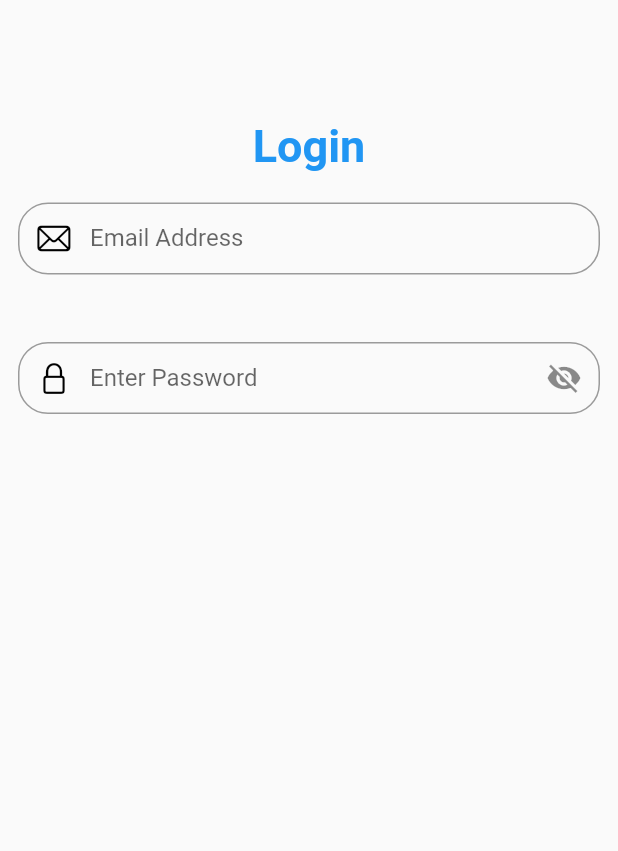
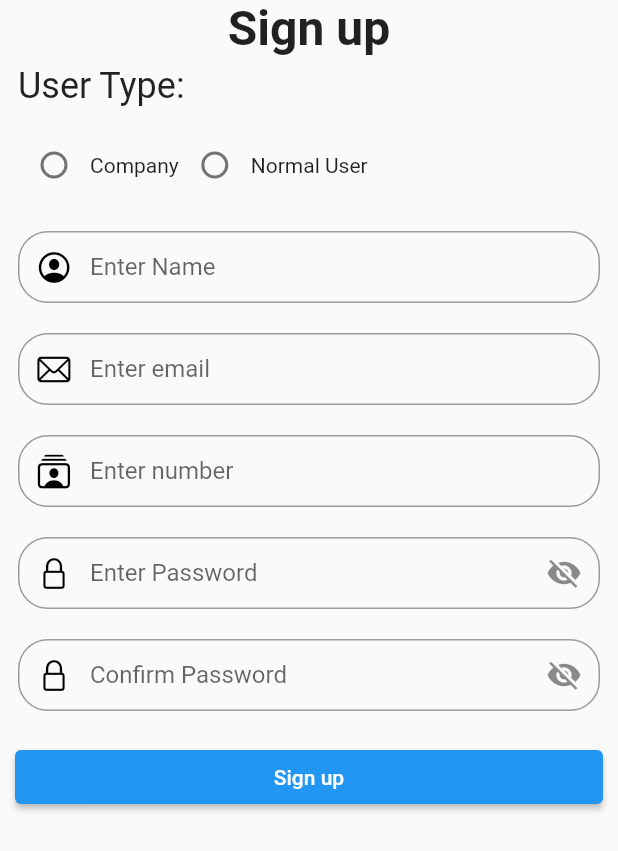
Before and after one commit to mahimafire1234/Kabadiwala, a Flutter app: the screen it shows after launch, on a phone screen of 412 x 824 dp. Shown: the top 851 px of the screen. Run offline on Flutter 3.47's test engine with Material 2 defaults, Android fonts, the phone set to English and light mode, and no system bars.

Commit message:
sign up functionality completed

```diff
--- a/lib/main.dart
+++ b/lib/main.dart
@@ -1,8 +1,14 @@
 import 'package:flutter/cupertino.dart';
 import "package:flutter/material.dart";
+import 'package:login_sprint1/pages/signup.dart';
 
 void main() {
-  runApp(const MyApp());
+  runApp(MaterialApp(
+      initialRoute: '/signup',
+      routes: {
+        '/signup': (context) => SignUp(),
+      }
+  ));
 }
 
 class MyApp extends StatelessWidget {
--- /dev/null
+++ b/lib/pages/signup.dart
@@ -0,0 +1,210 @@
+import 'package:flutter/cupertino.dart';
+import 'package:flutter/material.dart';
+import 'package:http/http.dart' as http;
+
+class SignUp extends StatefulWidget {
+  const SignUp({Key? key}) : super(key: key);
+
+  @override
+  _SignUpState createState() => _SignUpState();
+}
+
+class _SignUpState extends State<SignUp> {
+  String name = "";
+  String email = "";
+  String number = "";
+  String type = "";
+  String password = "";
+
+  postData() async{
+    print("clicked");
+    try{
+      var body = {
+        "name": name,
+        "email": email,
+        "number": number,
+        "type": type,
+        "password": password
+      };
+      var response = await http.post(
+          Uri.parse("http://10.0.2.2:5000/user/register"),
+          body: body
+      );
+      print(response.body);
+    }catch (e) {
+      print(e);
+    }
+
+  }
+
+  @override
+  Widget build(BuildContext context) {
+    return Scaffold(
+        body: SafeArea(
+            child: SingleChildScrollView(
+              child: Column(
+                crossAxisAlignment: CrossAxisAlignment.stretch,
+                  children: <Widget>[
+                    Text('Sign up',
+                        textAlign: TextAlign.center,
+                        style: TextStyle(
+                            fontWeight: FontWeight.bold,
+                          fontSize: 32
+                        )
+                    ),
+                    Padding(
+                      padding: const EdgeInsets.symmetric(horizontal: 12, vertical: 5),
+                      child: Text('User Type:',
+                          textAlign: TextAlign.start,
+                          style: TextStyle(
+                              fontSize: 24
+                          )
+                      ),
+                    ),
+                    Padding(
+                      padding: EdgeInsets.symmetric(horizontal: 12, vertical: 10),
+                      child: Row(children: [
+
+                        Radio(
+                            value: "company",
+                            groupValue: type,
+                            onChanged: (value) {
+                              setState(() {
+                                  type = value.toString();
+                        });
+                            }),
+                        Text("Company"),
+                        Radio(
+                            value: "normal",
+                            groupValue: type,
+                            onChanged: (value) {
+                              setState(() {
+                                type = value.toString();
+                              });
+                            }),
+                        Text("Normal User"),
+                      ])
+                    ),
+                    Padding(
+                      padding: EdgeInsets.symmetric(horizontal: 12, vertical: 10),
+                      child: Center(
+                        child: TextField(
+                          onChanged: (val) {
+                            setState(() => name = val);
+                          },
+                          decoration: InputDecoration(
+                              border: OutlineInputBorder(
+                                  borderRadius: BorderRadius.all(Radius.circular(20)),
+                                  borderSide:
+                                  BorderSide(color: Colors.black, width: 2.0)),
+                              prefixIcon: Icon(
+                                CupertinoIcons.profile_circled,
+                                color: Color(0xFF000000),
+                              ),
+                              labelText: "Enter Name",
+                              contentPadding: EdgeInsets.only(left: 80.0)),
+                        ),
+                      ),
+                    ),
+                    Padding(
+                      padding: EdgeInsets.symmetric(horizontal: 12, vertical: 10),
+                      child: Center(
+                        child: TextField(
+                          onChanged: (val) {
+                            setState(() => email = val);
+                          },
+                          decoration: InputDecoration(
+                              border: OutlineInputBorder(
+                                  borderRadius: BorderRadius.all(Radius.circular(20)),
+                                  borderSide:
+                                  BorderSide(color: Colors.black, width: 2.0)),
+                              prefixIcon: Icon(
+                                CupertinoIcons.envelope,
+                                color: Color(0xFF000000),
+                              ),
+                              labelText: "Enter email",
+                              contentPadding: EdgeInsets.only(left: 80.0)),
+                        ),
+                      ),
+                    ),
+                    Padding(
+                      padding: EdgeInsets.symmetric(horizontal: 12, vertical: 10),
+                      child: Center(
+                        child: TextField(
+                          onChanged: (val) {
+                            setState(() => number = val);
+                          },
+                          decoration: InputDecoration(
+                              border: OutlineInputBorder(
+                                  borderRadius: BorderRadius.all(Radius.circular(20)),
+                                  borderSide:
+                                  BorderSide(color: Colors.black, width: 2.0)),
+                              prefixIcon: Icon(
+                                CupertinoIcons.rectangle_stack_person_crop,
+                                color: Color(0xFF000000),
+                              ),
+                              labelText: "Enter number",
+                              contentPadding: EdgeInsets.only(left: 80.0)),
+                        ),
+                      ),
+                    ),
+                    Padding(
+                      padding: EdgeInsets.symmetric(horizontal: 12, vertical: 10),
+                      child: Center(
+                        child: TextField(
+                          obscureText: true,
+                          onChanged: (val) {
+                            setState(() => password = val);
+                          },
+                          decoration: InputDecoration(
+                              border: OutlineInputBorder(
+                                  borderRadius: BorderRadius.all(Radius.circular(20)),
+                                  borderSide:
+                                  BorderSide(color: Colors.black, width: 2.0)),
+                              prefixIcon: Icon(
+                                CupertinoIcons.lock,
+                                color: Color(0xFF000000),
+                              ),
+                              suffixIcon: Icon(Icons.visibility_off),
+                              labelText: "Enter Password",
+                              contentPadding: EdgeInsets.only(left: 80.0)),
+                        ),
+                      ),
+                    ),
+                    Padding(
+                      padding: EdgeInsets.symmetric(horizontal: 12, vertical: 10),
+                      child: Center(
+                        child: TextField(
+                          obscureText: true,
+                          onChanged: (val) {
+
+                          },
+                          decoration: InputDecoration(
+                              border: OutlineInputBorder(
+                                  borderRadius: BorderRadius.all(Radius.circular(20)),
+                                  borderSide:
+                                  BorderSide(color: Colors.black, width: 2.0)),
+                              prefixIcon: Icon(
+                                CupertinoIcons.lock,
+                                color: Color(0xFF000000),
+                              ),
+                              suffixIcon: Icon(Icons.visibility_off),
+                              labelText: "Confirm Password",
+                              contentPadding: EdgeInsets.only(left: 80.0)),
+                        ),
+                      ),
+                  ),
+                    Padding(
+                      padding: const EdgeInsets.all(10.0),
+                      child: ElevatedButton(
+                          onPressed: postData,
+                          child: Text("Sign up")
+                      ),
+                    )
+                  ]
+              ),
+            )
+        )
+    );
+  }
+}
--- a/pubspec.yaml
+++ b/pubspec.yaml
@@ -34,6 +34,8 @@ dependencies:
   # The following adds the Cupertino Icons font to your application.
   # Use with the CupertinoIcons class for iOS style icons.
   cupertino_icons: ^1.0.2
+  http: 0.13.4
+
 
 dev_dependencies:
   flutter_test:
```
Also changed, not shown: pubspec.lock.
